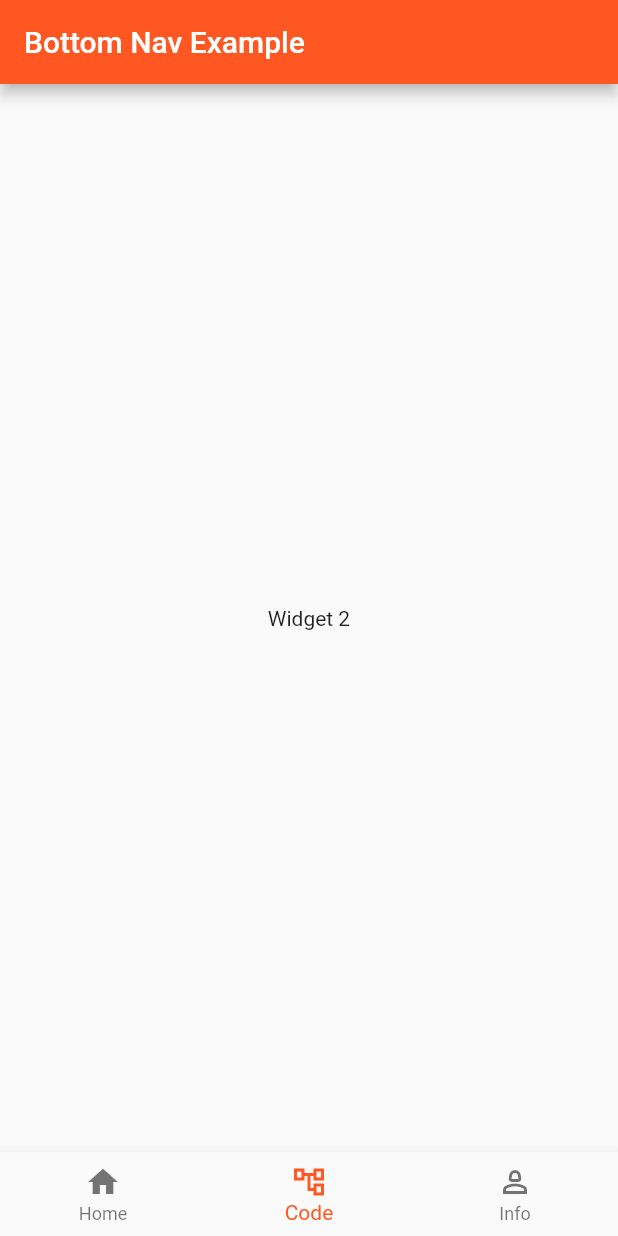
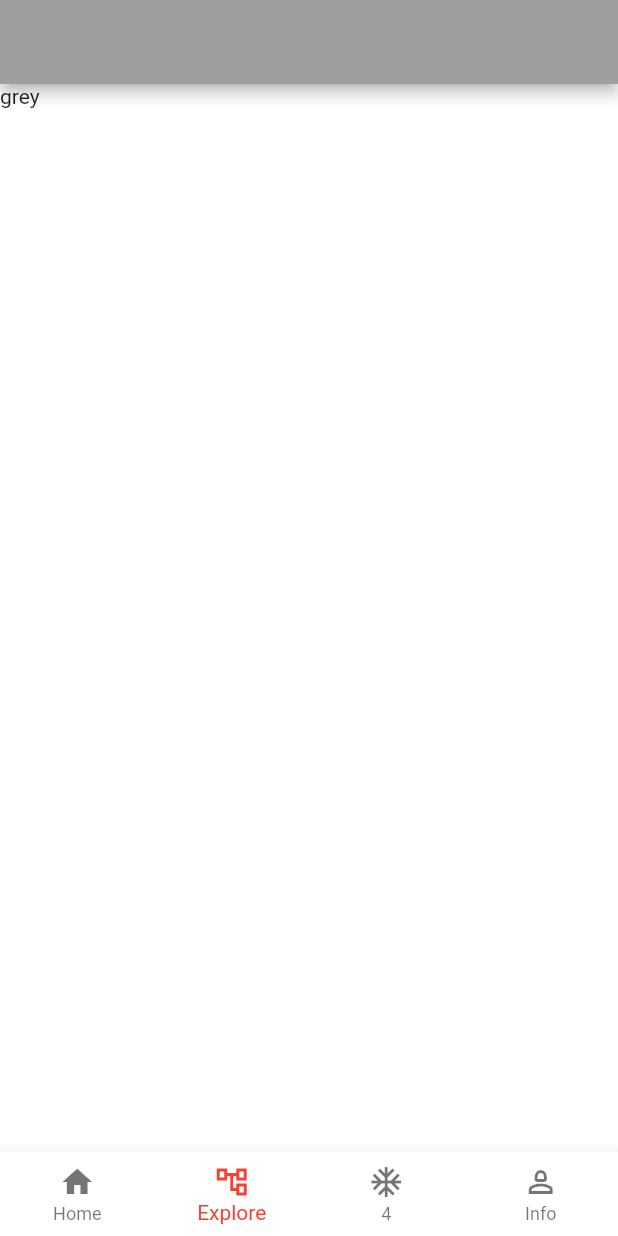
Before and after one commit to dysonpm/hitbox, a Flutter app: the screen it shows after launch, item 2 of the bottom bar chosen, on a phone screen of 412 x 824 dp. Run offline on Flutter 3.47's test engine with Material 2 defaults, Android fonts, the phone set to English and light mode, and no system bars.

Commit message:
Bottomnavigator is working

```diff
--- a/lib/main.dart
+++ b/lib/main.dart
@@ -1,4 +1,6 @@
 import 'package:flutter/material.dart';
+import 'package:hitbox_main/screens/explorescreen.dart';
+import 'package:hitbox_main/screens/homescreen.dart';
 
 void main() => runApp(const App());
 
@@ -8,31 +10,21 @@ class App extends StatelessWidget {
   @override
   Widget build(BuildContext context) {
     return const MaterialApp(
-      home: BottomNavigationExample(),
+      debugShowCheckedModeBanner: false,
+      home: BottomNavigation(),
     );
   }
 }
 
-// Ein Widget, dass später in der BottomNavigation benutzt wird
-class HomeScreenWidget extends StatelessWidget {
-  const HomeScreenWidget({super.key});
+// Beispielcode für das BottomNavigation Widget
+class BottomNavigation extends StatefulWidget {
+  const BottomNavigation({super.key});
 
   @override
-  Widget build(BuildContext context) {
-    return Text("This is the HomeScreen Widget");
-  }
+  State<BottomNavigation> createState() => _BottomNavigationState();
 }
 
-// Beispielcode für das BottomNavigation Widget
-class BottomNavigationExample extends StatefulWidget {
-  const BottomNavigationExample({super.key});
-
-  @override
-  State<BottomNavigationExample> createState() =>
-      _BottomNavigationExampleState();
-}
-
-class _BottomNavigationExampleState extends State<BottomNavigationExample> {
+class _BottomNavigationState extends State<BottomNavigation> {
   // der derzeit ausgewählte Index
   int _selectedIndex = 0;
   // Eine Liste mit Widgets, welche von der BottomNavigation angezeigt werden können.
@@ -40,9 +32,10 @@ class _BottomNavigationExampleState extends State<BottomNavigationExample> {
     // Hier ist wieder unser eben deklariertes Widget
     HomeScreenWidget(),
     // Ein weiteres Widget, welches nicht extern erstellt wurde
-    Text("Widget 2"),
+    ExploreScreenWidget(),
     // Noch ein Widget
     Text("Widget 3"),
+    Text("Widget 4"),
   ];
   // Die funktion welche bei onTap aufgerufen wird (sehr ähnlich zu dem Counter
   // Standart Flutter App welchen wir neulich besprochen haben.)
@@ -55,11 +48,7 @@ class _BottomNavigationExampleState extends State<BottomNavigationExample> {
   @override
   Widget build(BuildContext context) {
     return Scaffold(
-      // App Bar einstellungen
-      appBar: AppBar(
-        title: const Text("Bottom Nav Example"),
-        backgroundColor: Colors.deepOrange,
-      ),
+      backgroundColor: Colors.black,
       // Zeige den Body in der Mitte Zentriert an
       body: Center(
         // _widgetoptions ist die eben erstelle Liste mit Widgets
@@ -69,6 +58,8 @@ class _BottomNavigationExampleState extends State<BottomNavigationExample> {
       ),
       // Das Hauptwidget der BottomNavigation Bar
       bottomNavigationBar: BottomNavigationBar(
+        backgroundColor: Colors.white,
+        type: BottomNavigationBarType.fixed,
         // Die Verschiedenen Schaltflächen in der Bar
         // Hier könnte man auch noch weitere hinzufügen.
         items: const <BottomNavigationBarItem>[
@@ -79,7 +70,11 @@ class _BottomNavigationExampleState extends State<BottomNavigationExample> {
           ),
           BottomNavigationBarItem(
             icon: Icon(Icons.account_tree_outlined),
-            label: 'Code',
+            label: 'Explore',
+          ),
+          BottomNavigationBarItem(
+            icon: Icon(Icons.ac_unit),
+            label: '4',
           ),
           BottomNavigationBarItem(
             icon: Icon(Icons.person_2_outlined),
@@ -89,7 +84,7 @@ class _BottomNavigationExampleState extends State<BottomNavigationExample> {
         //Der derzeitige Index für die Ausgewählte Schaltfläche (welche von uns mit
         // der _onItemTapped gesteuert wird)
         currentIndex: _selectedIndex,
-        selectedItemColor: Colors.deepOrange,
+        selectedItemColor: Colors.red,
         // bei der onTap Methode rufen wir unsere Methode auf um den Index zu steuern.
         onTap: _onItemTapped,
       ),
--- /dev/null
+++ b/lib/screens/explorescreen.dart
@@ -0,0 +1,17 @@
+import 'package:flutter/material.dart';
+
+// Ein Widget, dass später in der BottomNavigation benutzt wird
+class ExploreScreenWidget extends StatelessWidget {
+  const ExploreScreenWidget({super.key});
+
+  @override
+  Widget build(BuildContext context) {
+    return Scaffold(
+      appBar: AppBar(
+        backgroundColor: Colors.grey,
+      ),
+      body: Text("grey"),
+      backgroundColor: Colors.white,
+    );
+  }
+}
--- /dev/null
+++ b/lib/screens/homescreen.dart
@@ -0,0 +1,16 @@
+import 'package:flutter/material.dart';
+
+// Ein Widget, dass später in der BottomNavigation benutzt wird
+class HomeScreenWidget extends StatelessWidget {
+  const HomeScreenWidget({super.key});
+
+  @override
+  Widget build(BuildContext context) {
+    return Scaffold(
+      appBar: AppBar(
+        backgroundColor: Colors.amber,
+      ),
+      body: Text("Hi"),
+    );
+  }
+}
```
